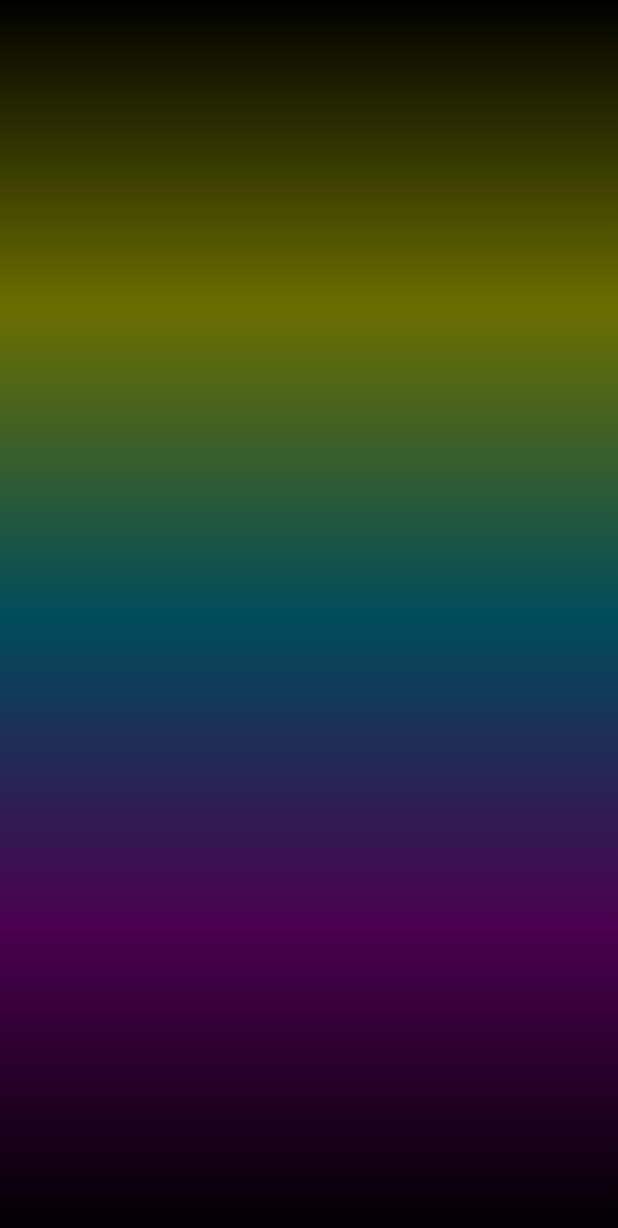
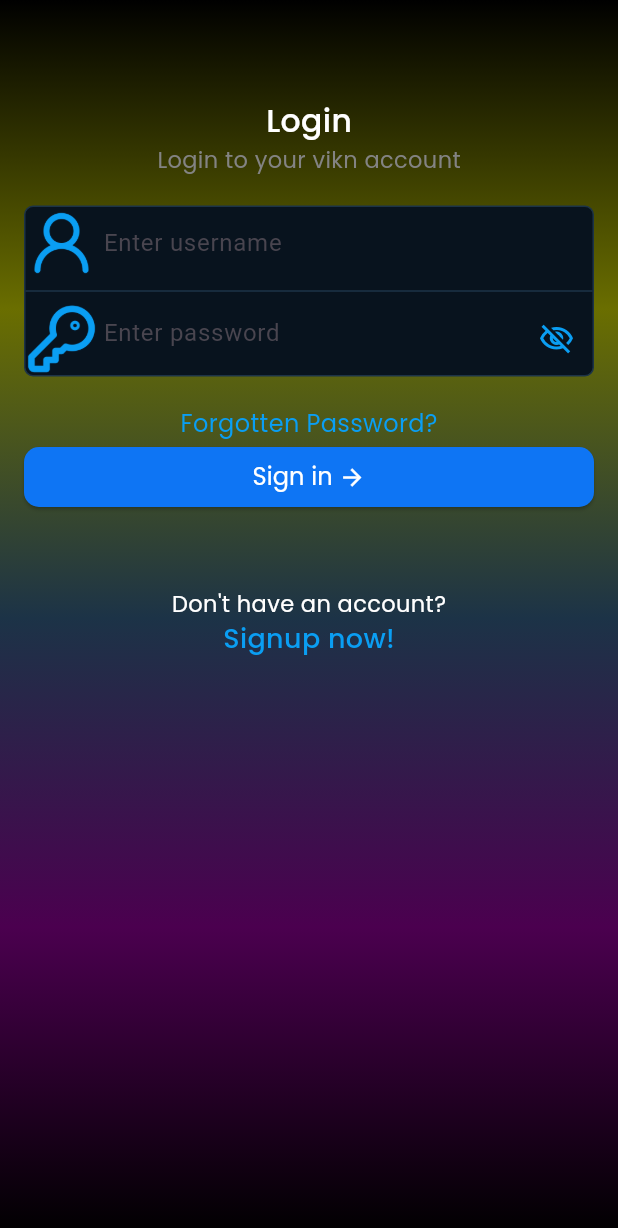
Before and after one commit to jafnafathima2004/vikn_mechine_task, a Flutter app: the screen it shows after launch, on a phone screen of 412 x 824 dp. Shown: the top 1228 px of the screen. Run offline on Flutter 3.47's test engine with Material 3 defaults, Android fonts, the phone set to English and light mode, and no system bars; our stand-ins replace google_fonts.

Commit message:
login screen

```diff
--- /dev/null
+++ b/lib/core/assets/assetreasource.dart
@@ -0,0 +1,4 @@
+class Assetreasource {
+  static const keyicon="assets/key_icon.png";
+  static const usericon="assets/user_icons.png";
+}
--- a/lib/core/theme/appcolors.dart
+++ b/lib/core/theme/appcolors.dart
@@ -18,7 +18,7 @@ class Appcolors {
   static  List<Color> primeryGradient = [
      Color(0xFF000000),
     Color(0xFF6A6E00),
-    Color(0xFF004C5C),
+    Color(0xFF1C3347),
     Color(0xFF4B004F),
      Color(0xFF000000),
   ];
--- a/lib/screens/login_screen.dart
+++ b/lib/screens/login_screen.dart
@@ -1,5 +1,7 @@
 import 'package:flutter/material.dart';
+import 'package:vikn_mechine_task/core/assets/assetreasource.dart';
 import 'package:vikn_mechine_task/core/theme/appcolors.dart';
+import 'package:vikn_mechine_task/core/theme/apptextstyle.dart';
 
 class LoginScreen extends StatefulWidget {
   const LoginScreen({super.key});
@@ -9,6 +11,9 @@ class LoginScreen extends StatefulWidget {
 }
 
 class _LoginScreenState extends State<LoginScreen> {
+  TextEditingController usernamecontroller = TextEditingController();
+  TextEditingController passwordcontroller = TextEditingController();
+   bool ishidden = true;
   @override
   Widget build(BuildContext context) {
     return Scaffold(
@@ -16,8 +21,94 @@ body: Container(
         width: double.infinity,
         height: double.infinity,
         decoration: BoxDecoration(
-    gradient: LinearGradient(colors: Appcolors.primeryGradient,begin: Alignment.topRight,end: Alignment.bottomRight),
+          gradient: LinearGradient(
+            colors: Appcolors.primeryGradient,
+            begin: Alignment.topRight,
+            end: Alignment.bottomRight,
+          ),
+        ),
 
+        child: Padding(
+          padding: const EdgeInsets.all(16.0),
+          child: Column(
+            crossAxisAlignment: CrossAxisAlignment.start,
+            children: [
+              SizedBox(height: 50),
+              Center(
+                child: Text("Login", style: Apptextstyle.medium(fontSize: 21)),
+              ),
+              Center(
+                child: Text(
+                  "Login to your vikn account",
+                  style: Apptextstyle.small(
+                    fontColor: Appcolors.secondarytext,
+                    fontSize: 15,
+                  ),
+                ),
+              ),
+              SizedBox(height: 20),
+              Container(
+                decoration: BoxDecoration(
+                  color: Appcolors.textform,
+                  borderRadius: BorderRadius.circular(6),
+                  border: Border.all(color: Appcolors.border),
+                ),
+                child: Column(
+                  children: [
+                    TextFormField(
+                      controller: usernamecontroller,
+                      decoration:  InputDecoration(
+                        hintText: "Enter username",
+                        border: InputBorder.none,
+                        prefixIcon: Image.asset(Assetreasource.usericon,height: 24,width: 24,fit: BoxFit.contain,),
+                        contentPadding: EdgeInsets.all(12),
+                      ),
+                    ),
+
+                   Divider(color: Appcolors.border,),
+
+                    TextFormField(
+                      controller: passwordcontroller,
+                      obscureText: ishidden,
+                      decoration:  InputDecoration(
+                        hintText: "Enter password",
+                        border: InputBorder.none,
+                       // contentPadding: EdgeInsets.all(12),
+                        prefixIcon:Image.asset(Assetreasource.keyicon,height: 24,width: 24,fit: BoxFit.contain,),
+                        suffixIcon:IconButton(onPressed: (){
+                          setState(() {
+                            ishidden=!ishidden;
+                          });
+                        }, icon:Icon(ishidden?Icons.visibility_off_outlined:Icons.visibility,color: Appcolors.icon,))
+                      ),
+                    ),
+                  ],
+                ),
+              ),
+              SizedBox(height: 20,),
+              Center(child: Text("Forgotten Password?",style: Apptextstyle.small(fontColor: Appcolors.icon,fontSize: 16),)),
+              Center(
+                child: ElevatedButton(onPressed: (){},
+                style: ElevatedButton.styleFrom(
+                  backgroundColor: Appcolors.buttoncolor,
+                  shape: RoundedRectangleBorder(borderRadius: BorderRadiusGeometry.circular(10))
+                ),
+                 child:Row(
+                 mainAxisAlignment: MainAxisAlignment.center,
+                  children: [
+                     Text("Sign in",style: Apptextstyle.small(fontSize: 16),),
+                    SizedBox(width: 4,),
+                    Icon(Icons.arrow_forward,color: Appcolors.text,)
+                  ],
+                )
+
+                 ),
+              ),
+              SizedBox(height: 50,),
+              Center(child: Text("Don't have an account?",style: Apptextstyle.small(fontSize: 15),)),
+              Center(child: Text("Signup now!",style: Apptextstyle.medium(fontColor: Appcolors.icon),))
+            ],
+          ),
         ),
       ),
     );
--- a/pubspec.yaml
+++ b/pubspec.yaml
@@ -60,9 +60,9 @@ flutter:
   uses-material-design: true
 
   # To add assets to your application, add an assets section, like this:
-  # assets:
-  #   - images/a_dot_burr.jpeg
-  #   - images/a_dot_ham.jpeg
+  assets:
+   - assets/
+
 
   # An image asset can refer to one or more resolution-specific "variants", see
   # https://flutter.dev/to/resolution-aware-images
```
Also changed, not shown: assets/key_icon.png (added), assets/user_icons.png (added). Lines whose indentation alone changed are shown as unchanged.
